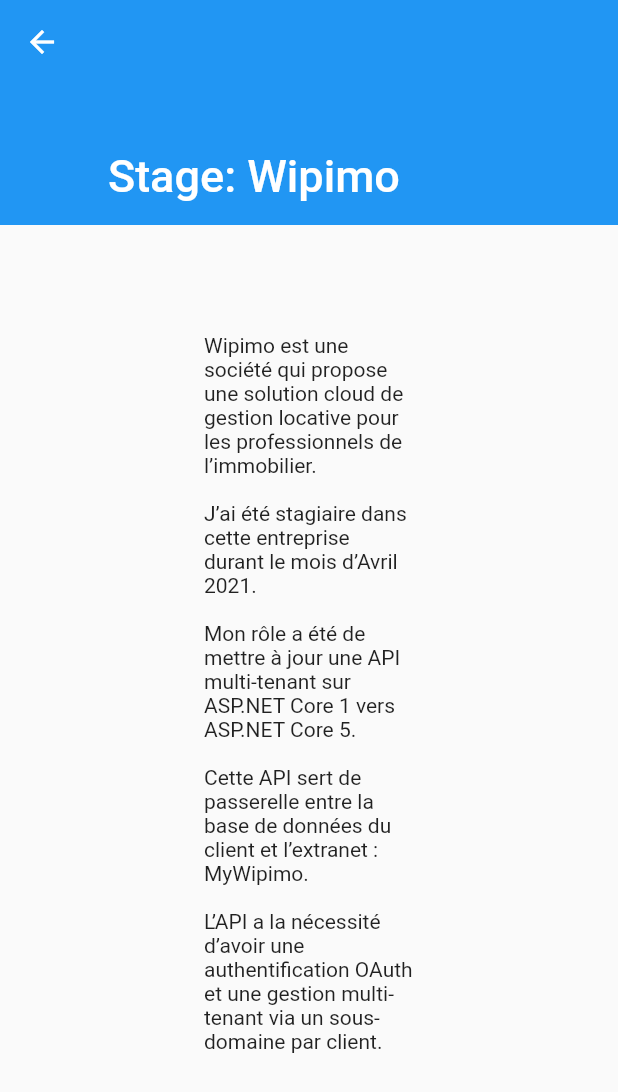
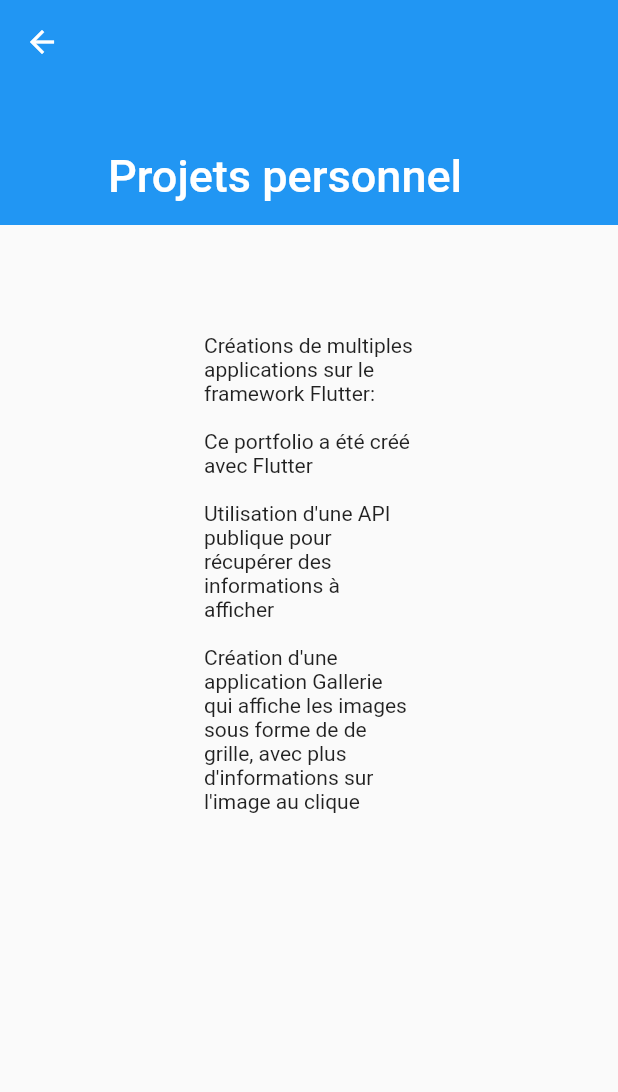
Before and after one commit to Mario359/portfolio, a Flutter app: the screen it shows after launch, after a tap on "Stage", on a phone screen of 412 x 824 dp. Shown: the top 1092 px of the screen. Run offline on Flutter 3.47's test engine with Material 2 defaults, Android fonts, the light colour scheme and no system bars; our stand-ins replace cached_network_image; network calls fail.

Commit message:
Ajout des projets personnel

```diff
--- a/lib/main.dart
+++ b/lib/main.dart
@@ -1,4 +1,5 @@
 import 'package:flutter/material.dart';
+import 'package:portfolio/pages/personnal.dart';
 import 'package:portfolio/pages/pratical_work.dart';
 import 'package:portfolio/pages/professional_situation_2.dart';
 import 'package:portfolio/pages/traineeship.dart';
@@ -26,7 +27,8 @@
         '/tp': (context) => PraticalWork(),
         '/sp1': (context) => ProfessionalSituation1(),
         '/sp2': (context) => ProfessionalSituation2(),
-        '/stage': (context) => Traineeship()
+        '/stage': (context) => Traineeship(),
+        '/personnal': (context) => Personnal()
       },
     );
   }
--- a/lib/pages/home.dart
+++ b/lib/pages/home.dart
@@ -62,7 +62,16 @@
                 imageBackground:
                     'https://docs.plans-constructeurs-maisons.fr/MaisonsFranceConfort/2578536/la-maison-a-etage.jpg',
                 modePage: true,
-                routePage: '/stage',
+                routePage: '/personnal',
+              ),
+              SummaryItem(
+                title: TitleSummaryItem(
+                  text: "Personnel",
+                ),
+                imageBackground:
+                    'https://mk0businessofem29abh.kinstacdn.com/wp-content/uploads/2020/10/iStock-1254646139.jpg',
+                modePage: true,
+                routePage: '/personnal',
               ),
             ]))
       ],
--- /dev/null
+++ b/lib/pages/personnal.dart
@@ -0,0 +1,53 @@
+import 'package:flutter/material.dart';
+import 'package:portfolio/widget/paragraph.dart';
+
+class Personnal extends StatefulWidget {
+  @override
+  _PersonnalState createState() => _PersonnalState();
+}
+
+class _PersonnalState extends State<Personnal> {
+  @override
+  Widget build(BuildContext context) {
+    return Scaffold(
+      body: SafeArea(
+        child: CustomScrollView(
+          slivers: [
+            SliverAppBar(
+              expandedHeight: 150.0,
+              flexibleSpace: FlexibleSpaceBar(
+                title: Text("Projets personnel"),
+              ),
+            ),
+            SliverToBoxAdapter(
+              child: Padding(
+                padding: const EdgeInsets.fromLTRB(128.0, 64.0, 128.0, 128.0),
+                child: Container(
+                  child: Column(
+                    children: [
+                      Paragraph(
+                        text:
+                            'Créations de multiples applications sur le framework Flutter:',
+                      ),
+                      Paragraph(
+                        text: 'Ce portfolio a été créé avec Flutter',
+                      ),
+                      Paragraph(
+                        text:
+                            "Utilisation d'une API publique pour récupérer des informations à afficher",
+                      ),
+                      Paragraph(
+                        text:
+                            "Création d'une application Gallerie qui affiche les images sous forme de de grille, avec plus d'informations sur l'image au clique",
+                      ),
+                    ],
+                  ),
+                ),
+              ),
+            )
+          ],
+        ),
+      ),
+    );
+  }
+}
```
